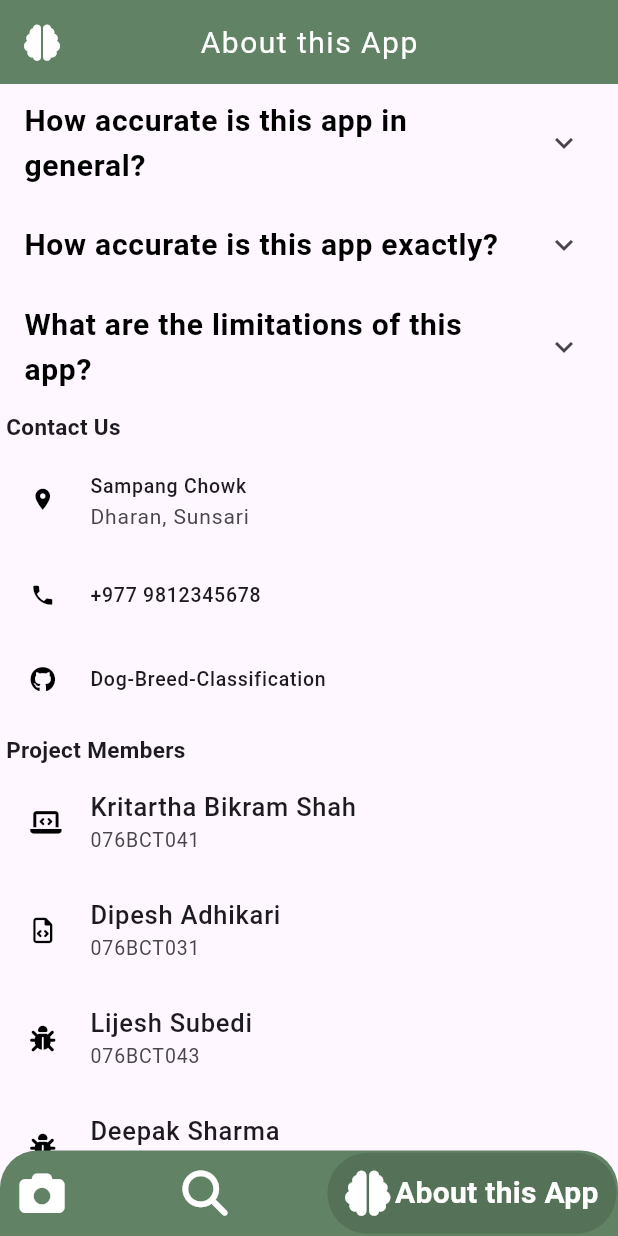
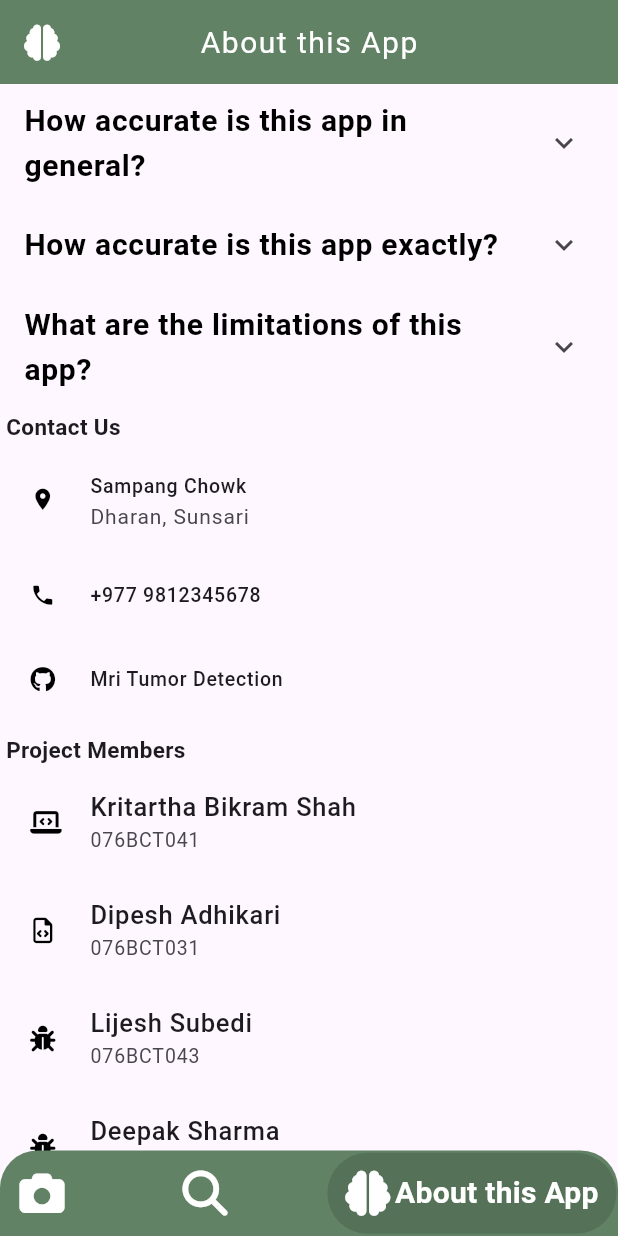
Before and after one commit to SubediLijesh/MRI-UI-design, a Flutter app: the screen it shows after launch, item 3 of the bottom bar chosen, on a phone screen of 412 x 824 dp. Run offline on Flutter 3.47's test engine with Material 3 defaults, Android fonts, the phone set to English and light mode, and no system bars; drawn by our look-alikes of google_nav_bar; our stand-ins replace font_awesome_flutter.

Commit message:
before integration

```diff
--- a/lib/pages/homePage_View.dart
+++ b/lib/pages/homePage_View.dart
@@ -83,7 +83,7 @@ class _HomepageViewState extends State<HomepageView> {
               navButton(
                 context,
                 icon: FontAwesomeIcons.magnifyingGlass,
-                text: 'Available Breeds',
+                text: 'Available Tumors',
               ),
               navButton(
                 context,
--- a/lib/views/aboutApp.dart
+++ b/lib/views/aboutApp.dart
@@ -107,11 +107,11 @@ class _AboutThisAppState extends State<AboutThisApp> {
                     title: GestureDetector(
                       onTap: () {
                         // final Uri url = Uri.parse(
-                        //     'https://github.com/thisiskritartha/Dog-Breed-Classification');
+                        //     'https://github.com/SubediLijesh/MRI-UI-design');
                         // launchUrl(url);
                       },
-                      child: Text(
-                        'Dog-Breed-Classification',
+                      child: const Text(
+                        'Mri Tumor Detection',
                         style: TextStyle(
                           fontSize: 13,
                           fontWeight: FontWeight.w500,
@@ -124,7 +124,7 @@ class _AboutThisAppState extends State<AboutThisApp> {
             ),
             Container(
               padding: EdgeInsets.all(4.0),
-              child: Column(
+              child: const Column(
                 crossAxisAlignment: CrossAxisAlignment.start,
                 children: [
                   Text(
--- a/lib/views/scannerView.dart
+++ b/lib/views/scannerView.dart
@@ -10,8 +10,6 @@ class ScannerView extends StatefulWidget {
 class _ScannerViewState extends State<ScannerView> {
   @override
   Widget build(BuildContext context) {
-    return Container(
-      child: Text('Scanner view'),
-    );
+    return Text('scanner view');
   }
 }
--- a/pubspec.yaml
+++ b/pubspec.yaml
@@ -40,6 +40,7 @@ dependencies:
   font_awesome_flutter: ^10.4.0
   get: ^4.6.6
   flutter_launcher_icons: ^0.13.1
+  image_picker: ^1.0.4
 
 dev_dependencies:
   flutter_test:
```
Also changed, not shown: pubspec.lock, 10 other files.
